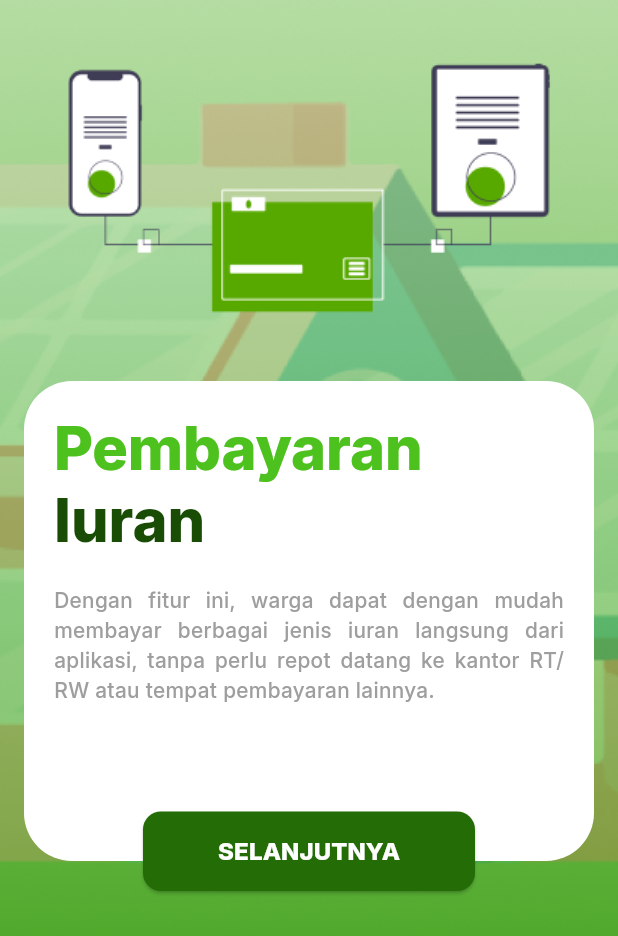
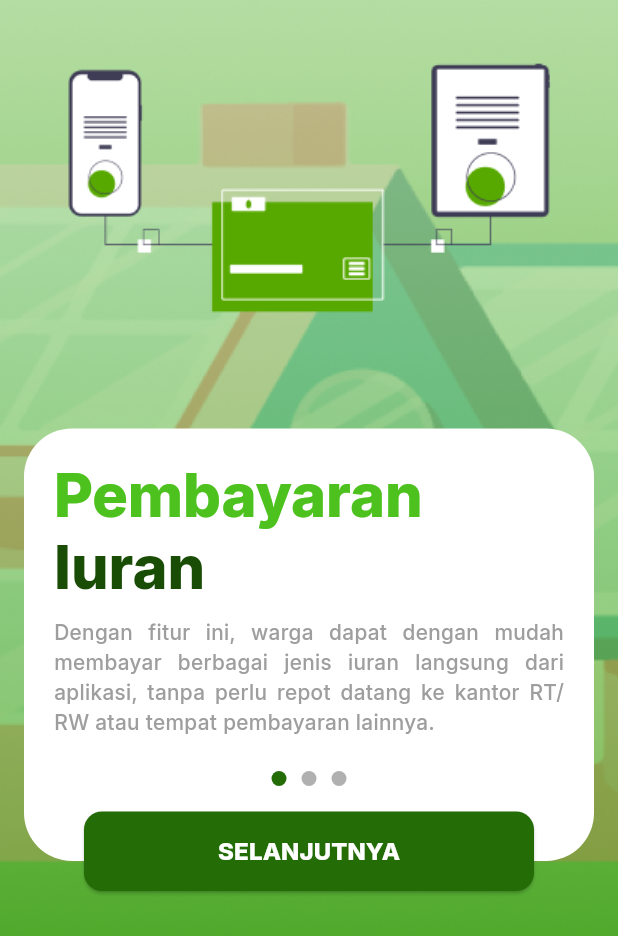
Before and after one commit to NKRI-78/mobile-lingkunganku, a Flutter app: the screen it shows after launch, on a phone screen of 412 x 824 dp, the part 300-1236 px from its top. Run offline on Flutter 3.47's test engine with Material 3 defaults, Android fonts, the phone set to English and light mode, and no system bars; our stand-ins replace flutter_bloc.

Commit message:
Fix Button Positioned

```diff
--- a/lib/features/onboarding/presentation/widgets/onboarding_button.dart
+++ b/lib/features/onboarding/presentation/widgets/onboarding_button.dart
@@ -19,7 +19,7 @@ class OnboardingButton extends StatelessWidget {
   @override
   Widget build(BuildContext context) {
     return Container(
-      margin: EdgeInsets.only(bottom: 0),
+      margin: const EdgeInsets.only(bottom: 0),
       child: Align(
         alignment: Alignment.center,
         child: ElevatedButton(
@@ -30,9 +30,9 @@ class OnboardingButton extends StatelessWidget {
               borderRadius: BorderRadius.circular(12),
             ),
             padding: const EdgeInsets.symmetric(
-              horizontal: 50,
               vertical: 15,
             ),
+            minimumSize: const Size(300, 50),
           ),
           child: Text(
             currentIndex == totalSteps - 1 ? 'HOME' : 'SELANJUTNYA',
--- a/lib/features/onboarding/presentation/widgets/onboarding_container.dart
+++ b/lib/features/onboarding/presentation/widgets/onboarding_container.dart
@@ -21,24 +21,35 @@ class OnboardingContainer extends StatelessWidget {
 
   @override
   Widget build(BuildContext context) {
+    // Mendapatkan lebar dan tinggi layar perangkat
+    double screenHeight = MediaQuery.of(context).size.height;
+    double screenWidth = MediaQuery.of(context).size.width;
+
+    // Menentukan tinggi kontainer agar responsif
+    double containerHeight = screenHeight * 0.35; // 35% dari tinggi layar
+    double containerWidth = screenWidth * 0.9; // 90% dari lebar layar
+
     return SizedBox(
-      height: 320,
-      width: double.infinity,
+      height: containerHeight,
+      width: containerWidth,
       child: Container(
         decoration: BoxDecoration(
           color: AppColors.whiteColor,
           borderRadius: BorderRadius.circular(32),
         ),
         padding: const EdgeInsets.all(20),
-        child: Column(
+        child: Stack(
           children: [
             Column(
+              crossAxisAlignment: CrossAxisAlignment.start,
               children: [
                 RichText(
                   text: TextSpan(children: title),
                 ),
-                const SizedBox(height: 20),
-                Text(
+                const SizedBox(height: 10),
+                Expanded(
+                  child: SingleChildScrollView(
+                    child: Text(
                       description,
                       textAlign: TextAlign.justify,
                       style: descriptionStyle ??
@@ -47,10 +58,15 @@ class OnboardingContainer extends StatelessWidget {
                             color: AppColors.textColor,
                           ),
                     ),
+                  ),
+                ),
               ],
             ),
-            Spacer(),
-            Row(
+            Align(
+              alignment: Alignment.bottomCenter,
+              child: Padding(
+                padding: const EdgeInsets.only(bottom: 30),
+                child: Row(
                   mainAxisAlignment: MainAxisAlignment.center,
                   children: List.generate(
                     totalSteps,
@@ -68,6 +84,8 @@ class OnboardingContainer extends StatelessWidget {
                     ),
                   ),
                 ),
+              ),
+            ),
           ],
         ),
       ),
--- a/lib/main.dart
+++ b/lib/main.dart
@@ -14,10 +14,7 @@ class MyApp extends StatelessWidget {
   @override
   Widget build(BuildContext context) {
     return MaterialApp(
-      title: 'Onboarding Demo',
-      theme: ThemeData(
-        primarySwatch: Colors.blue,
-      ),
+      title: 'Lingkunganku',
       home: BlocProvider(
         create: (context) => OnboardingBloc()..add(StartOnboarding()),
         child: OnboardingScreen(),
```
Lines whose indentation alone changed are shown as unchanged.
